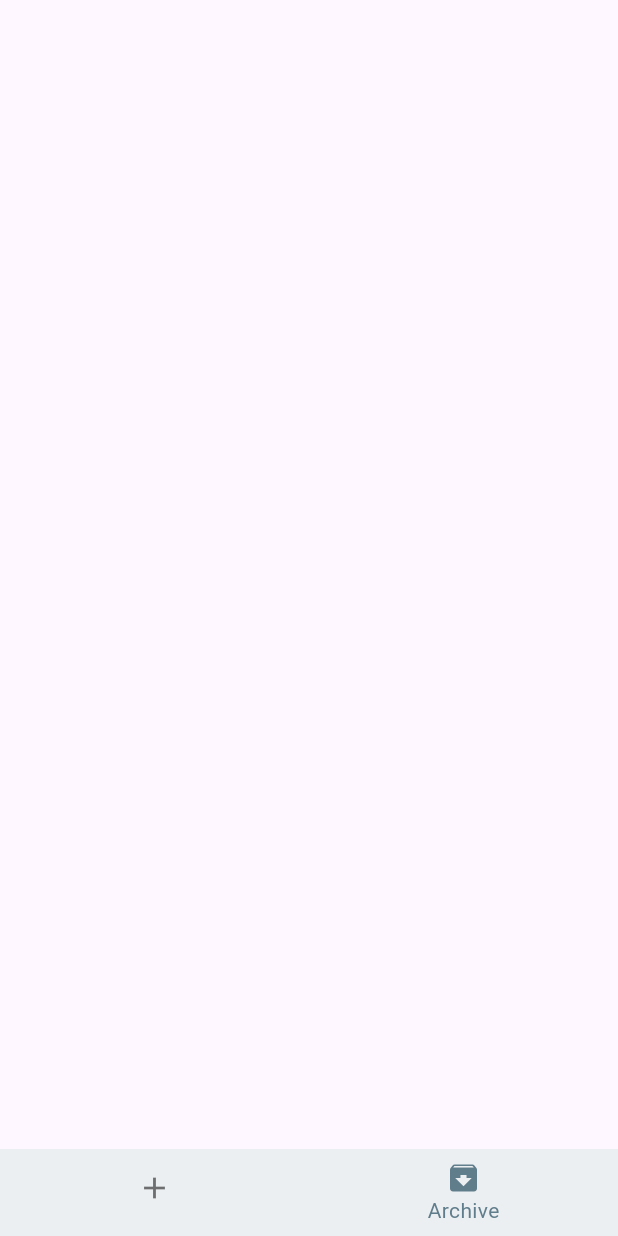
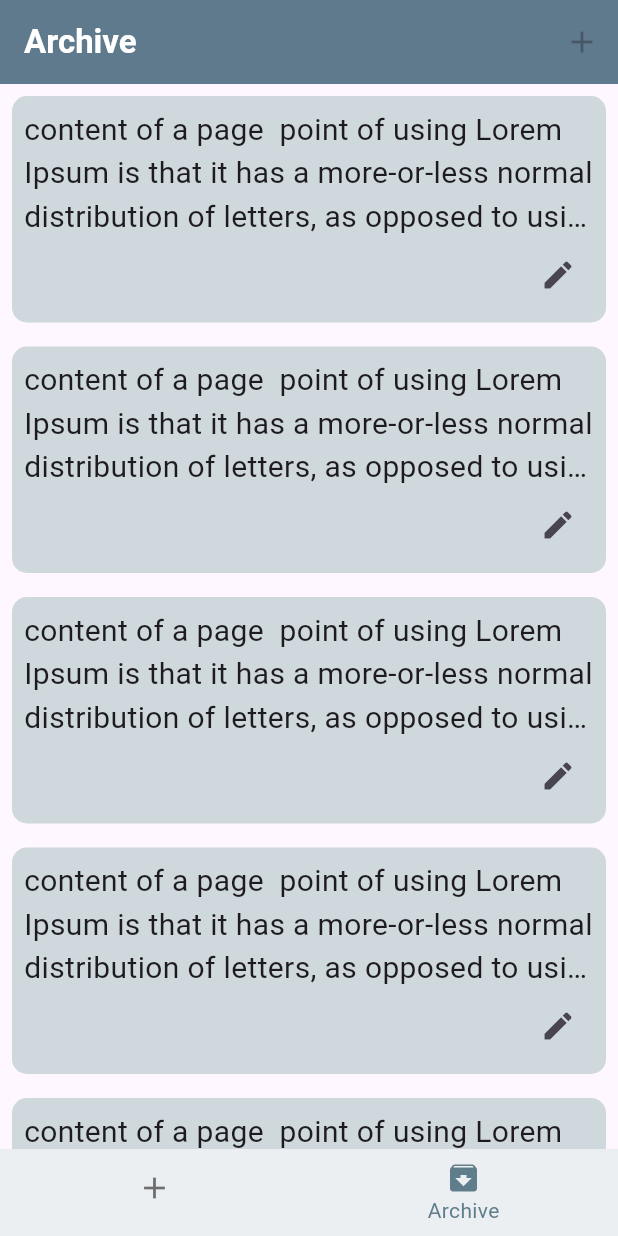
Before and after one commit to AbdullahAlomair6/notes-app, a Flutter app: the screen it shows after launch, item 2 of the bottom bar chosen, on a phone screen of 412 x 824 dp. Run offline on Flutter 3.47's test engine with Material 3 defaults, Android fonts, the phone set to English and light mode, and no system bars; our stand-ins replace flutter_bloc.

```diff
--- a/lib/layout/home_layout.dart
+++ b/lib/layout/home_layout.dart
@@ -10,14 +10,17 @@ class HomeLayout extends StatelessWidget {
 
   @override
   Widget build(BuildContext context) {
+    final cubit = NavigationBarCubit();
+    int currentScreen = 0;
     return BlocProvider(
       create: (context) => NavigationBarCubit(),
-      child: BlocConsumer<NavigationBarCubit, NavigationStates>(
-        listener: (context, state) {},
+      child: BlocBuilder<NavigationBarCubit, NavigationStates>(
         builder: (context, state) {
-          final cubit = NavigationBarCubit.get(context);
+          if (state is ChangeBottomNavState) {
+            currentScreen = state.currentIndex;
+          }
           return Scaffold(
-            body: cubit.selectScreen[cubit.currentIndex],
+            body: cubit.selectScreen[currentScreen],
             bottomNavigationBar: AppNavigationBar(),
           );
         },
--- a/lib/modules/archive_notes/view/archive_screen.dart
+++ b/lib/modules/archive_notes/view/archive_screen.dart
@@ -1,17 +1,27 @@
 import 'package:flutter/material.dart';
-
 
 
 import '../../../custom-widget/widget/app_bar_design.dart';
 
 import '../../../custom-widget/widget/card_items.dart';
 
-
 class ArchiveScreen extends StatelessWidget {
   const ArchiveScreen({super.key});
 
   @override
   Widget build(BuildContext context) {
-    return Container();
+    return Scaffold(
+      appBar: AppBarDesign(title: 'Archive'),
+      body: ListView.separated(
+        itemBuilder:
+            (context, index) => CardItems(
+              text:
+                  "content of a page  point of using Lorem Ipsum is that it has a more-or-less normal distribution of letters, as opposed to using 'Content here, content here', making it look like readable English. Many desktop publishing packages and web page",
+              editOnPressed: () {},
+            ),
+        separatorBuilder: (context, index) => Container(),
+        itemCount: 10,
+      ),
+    );
   }
 }
--- a/lib/modules/bottom_navigation/bottom_navigation_bar.dart
+++ b/lib/modules/bottom_navigation/bottom_navigation_bar.dart
@@ -9,8 +9,7 @@ class AppNavigationBar extends StatelessWidget {
 
   @override
   Widget build(BuildContext context) {
-    return BlocConsumer<NavigationBarCubit, NavigationStates>(
-      listener: (context, state) {},
+    return BlocBuilder<NavigationBarCubit, NavigationStates>(
       builder: (context, state) {
         final cubit = NavigationBarCubit.get(context);
         return BottomNavigationBar(
--- a/lib/modules/bottom_navigation/navigation_bloc.dart
+++ b/lib/modules/bottom_navigation/navigation_bloc.dart
@@ -16,14 +16,11 @@ class NavigationBarCubit extends Cubit<NavigationStates> {
 
   void selectBottomNav(index) {
     currentIndex = index;
-    emit(ChangeBottomNavState());
+    emit(ChangeBottomNavState(currentIndex));
   }
 
   List<BottomNavigationBarItem> navItems = [
     BottomNavigationBarItem(icon: Icon(Icons.add), label: 'NEW'),
-    BottomNavigationBarItem(
-        icon: Icon(Icons.archive),
-        label: 'Archive',
-    ),
+    BottomNavigationBarItem(icon: Icon(Icons.archive), label: 'Archive'),
   ];
 }
--- a/lib/modules/bottom_navigation/navigation_states.dart
+++ b/lib/modules/bottom_navigation/navigation_states.dart
@@ -2,4 +2,8 @@ abstract class NavigationStates {}
 
 class InitState extends NavigationStates {}
 
-class ChangeBottomNavState extends NavigationStates {}
+class ChangeBottomNavState extends NavigationStates {
+  final int currentIndex;
+
+  ChangeBottomNavState(this.currentIndex);
+}
```
